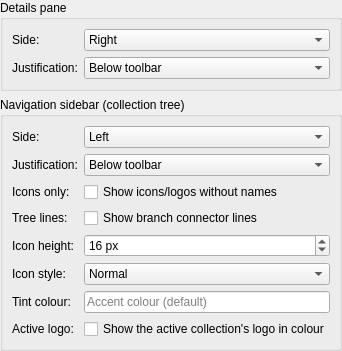
Before: the Qt Designer form src/ui/dialogs/settings/appearance/sidebarslayoutpanel.ui in EtherAura/Kartend, drawn with Qt 5.
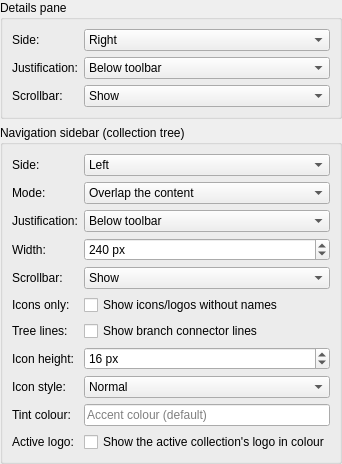
After: the same form once the commit is applied.

Commit message: feat(ui): navigation sidebar can overlap the content instead of displacing it

What changed in the file:
```diff
--- a/src/ui/dialogs/settings/appearance/sidebarslayoutpanel.ui
+++ b/src/ui/dialogs/settings/appearance/sidebarslayoutpanel.ui
@@ -29,6 +29,10 @@
         <item><property name="text"><string>Full height</string></property></item>
        </widget>
       </item>
+      <item row="2" column="0"><widget class="QLabel" name="paneHideScrollbarLabel"><property name="text"><string>Scrollbar:</string></property></widget></item>
+      <item row="2" column="1">
+       <widget class="QComboBox" name="paneScrollbarModeComboBox"><property name="toolTip"><string>Show: normal. Auto-hide: appears only when the pointer comes near the scrollbar edge. Hide: never drawn. The pane always scrolls with the wheel — this only governs the indicator. Auto-hide needs slim overlay scrollbars (Settings -&gt; General); without them it behaves as Show.</string></property><item><property name="text"><string>Show</string></property></item><item><property name="text"><string>Auto-hide (show near the edge)</string></property></item><item><property name="text"><string>Hide</string></property></item></widget>
+      </item>
      </layout>
     </widget>
    </item>
@@ -44,30 +48,42 @@
         <item><property name="text"><string>Right</string></property></item>
        </widget>
       </item>
-      <item row="1" column="0"><widget class="QLabel" name="treeJustificationLabel"><property name="text"><string>Justification:</string></property></widget></item>
+      <item row="1" column="0"><widget class="QLabel" name="treeModeLabel"><property name="text"><string>Mode:</string></property></widget></item>
       <item row="1" column="1">
+       <widget class="QComboBox" name="treeModeComboBox">
+        <property name="toolTip"><string>Overlap floats the navigation sidebar above the content, so opening or resizing it never moves the grid underneath — it simply covers it. Push aside keeps the classic behaviour, where the sidebar takes its width from the content area and the grid shifts to make room.</string></property>
+        <item><property name="text"><string>Overlap the content</string></property></item>
+        <item><property name="text"><string>Push the content aside</string></property></item>
+       </widget>
+      </item>
+      <item row="2" column="0"><widget class="QLabel" name="treeJustificationLabel"><property name="text"><string>Justification:</string></property></widget></item>
+      <item row="2" column="1">
        <widget class="QComboBox" name="treeJustificationComboBox">
         <property name="toolTip"><string>Full height makes the tree span the whole window, with the toolbar stopping at its edge.</string></property>
         <item><property name="text"><string>Below toolbar</string></property></item>
         <item><property name="text"><string>Full height</string></property></item>
        </widget>
       </item>
-      <item row="2" column="0"><widget class="QLabel" name="treeIconsOnlyLabel"><property name="text"><string>Icons only:</string></property></widget></item>
-      <item row="2" column="1">
+      <item row="3" column="0"><widget class="QLabel" name="treeWidthLabel"><property name="text"><string>Width:</string></property></widget></item><item row="3" column="1"><widget class="QSpinBox" name="treeWidthSpinBox"><property name="toolTip"><string>Width of the navigation sidebar in pixels. You can also drag the panel&apos;s inner edge.</string></property><property name="minimum"><number>140</number></property><property name="maximum"><number>600</number></property><property name="value"><number>240</number></property><property name="suffix"><string> px</string></property></widget></item><item row="4" column="0"><widget class="QLabel" name="treeHideScrollbarLabel"><property name="text"><string>Scrollbar:</string></property></widget></item>
+      <item row="4" column="1">
+       <widget class="QComboBox" name="treeScrollbarModeComboBox"><property name="toolTip"><string>Show: normal. Auto-hide: appears only when the pointer comes near the scrollbar edge. Hide: never drawn. The tree always scrolls with the wheel and the arrow keys — this only governs the indicator. Auto-hide needs slim overlay scrollbars (Settings -&gt; General); without them it behaves as Show.</string></property><item><property name="text"><string>Show</string></property></item><item><property name="text"><string>Auto-hide (show near the edge)</string></property></item><item><property name="text"><string>Hide</string></property></item></widget>
+      </item>
+      <item row="5" column="0"><widget class="QLabel" name="treeIconsOnlyLabel"><property name="text"><string>Icons only:</string></property></widget></item>
+      <item row="5" column="1">
        <widget class="QCheckBox" name="treeIconsOnlyCheckBox">
         <property name="toolTip"><string>Show only the icon/logo on rows that have one — the name moves to the tooltip. Rows without an icon keep their name.</string></property>
         <property name="text"><string>Show icons/logos without names</string></property>
        </widget>
       </item>
-      <item row="3" column="0"><widget class="QLabel" name="treeShowLinesLabel"><property name="text"><string>Tree lines:</string></property></widget></item>
-      <item row="3" column="1">
+      <item row="6" column="0"><widget class="QLabel" name="treeShowLinesLabel"><property name="text"><string>Tree lines:</string></property></widget></item>
+      <item row="6" column="1">
        <widget class="QCheckBox" name="treeShowLinesCheckBox">
         <property name="toolTip"><string>Draw the connector lines between branches. The expand/collapse chevrons show either way.</string></property>
         <property name="text"><string>Show branch connector lines</string></property>
        </widget>
       </item>
-      <item row="4" column="0"><widget class="QLabel" name="treeIconSizeLabel"><property name="text"><string>Icon height:</string></property></widget></item>
-      <item row="4" column="1">
+      <item row="7" column="0"><widget class="QLabel" name="treeIconSizeLabel"><property name="text"><string>Icon height:</string></property></widget></item>
+      <item row="7" column="1">
        <widget class="QSpinBox" name="treeIconSizeSpinBox">
         <property name="toolTip"><string>Height of the row icons/logos in pixels. Width follows the panel width, keeping each logo's aspect ratio.</string></property>
         <property name="minimum"><number>12</number></property>
@@ -76,8 +92,8 @@
         <property name="suffix"><string> px</string></property>
        </widget>
       </item>
-      <item row="5" column="0"><widget class="QLabel" name="treeIconStyleLabel"><property name="text"><string>Icon style:</string></property></widget></item>
-      <item row="5" column="1">
+      <item row="8" column="0"><widget class="QLabel" name="treeIconStyleLabel"><property name="text"><string>Icon style:</string></property></widget></item>
+      <item row="8" column="1">
        <widget class="QComboBox" name="treeIconStyleComboBox">
         <property name="toolTip"><string>Normal shows the artwork as-is. Monochrome recolours the logo's silhouette in a fixed dark or light ink. Tinted recolours it with the tint colour below.</string></property>
         <item><property name="text"><string>Normal</string></property></item>
@@ -86,15 +102,15 @@
         <item><property name="text"><string>Tinted</string></property></item>
        </widget>
       </item>
-      <item row="7" column="0"><widget class="QLabel" name="treeColorizeSelectedLabel"><property name="text"><string>Active logo:</string></property></widget></item>
-      <item row="7" column="1">
+      <item row="10" column="0"><widget class="QLabel" name="treeColorizeSelectedLabel"><property name="text"><string>Active logo:</string></property></widget></item>
+      <item row="10" column="1">
        <widget class="QCheckBox" name="treeColorizeSelectedCheckBox">
         <property name="toolTip"><string>With a monochrome or tinted style, show the collection you are currently viewing in its original colours. No effect on the Normal style.</string></property>
         <property name="text"><string>Show the active collection's logo in colour</string></property>
        </widget>
       </item>
-      <item row="6" column="0"><widget class="QLabel" name="treeIconTintLabel"><property name="text"><string>Tint colour:</string></property></widget></item>
-      <item row="6" column="1">
+      <item row="9" column="0"><widget class="QLabel" name="treeIconTintLabel"><property name="text"><string>Tint colour:</string></property></widget></item>
+      <item row="9" column="1">
        <widget class="QLineEdit" name="treeIconTintEdit">
         <property name="toolTip"><string>Hex colour (e.g. #e0a030) used by the Tinted style. Leave empty to use the collection's accent colour.</string></property>
         <property name="placeholderText"><string>Accent colour (default)</string></property>
```
The commit also changes 9 other files.
